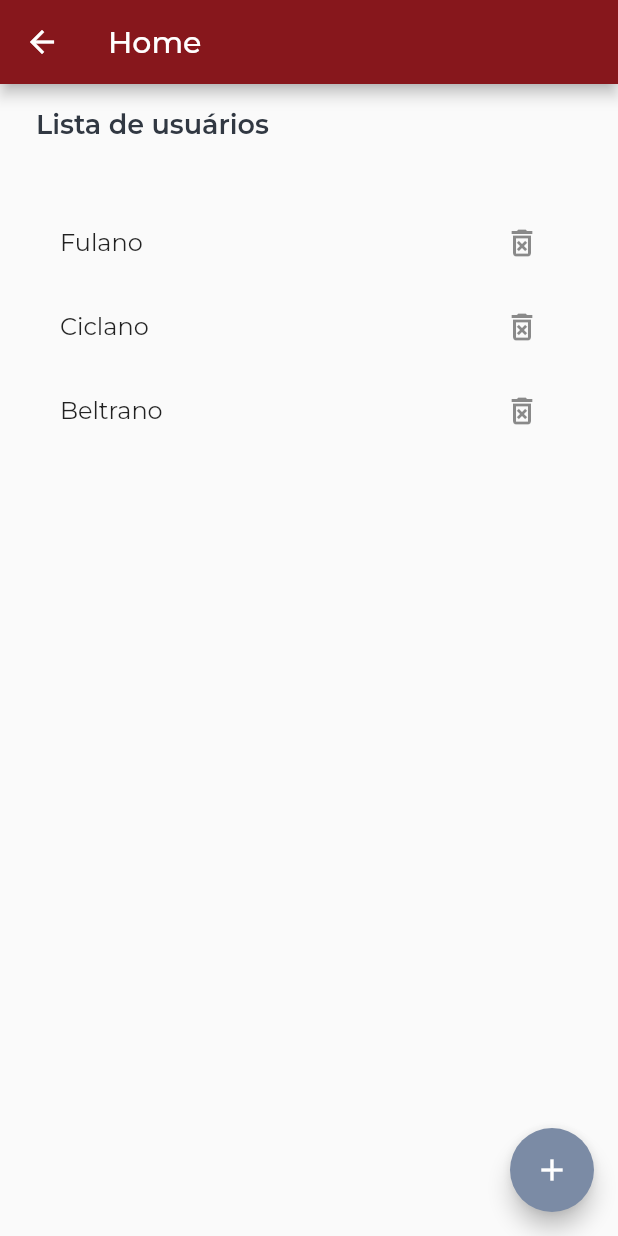
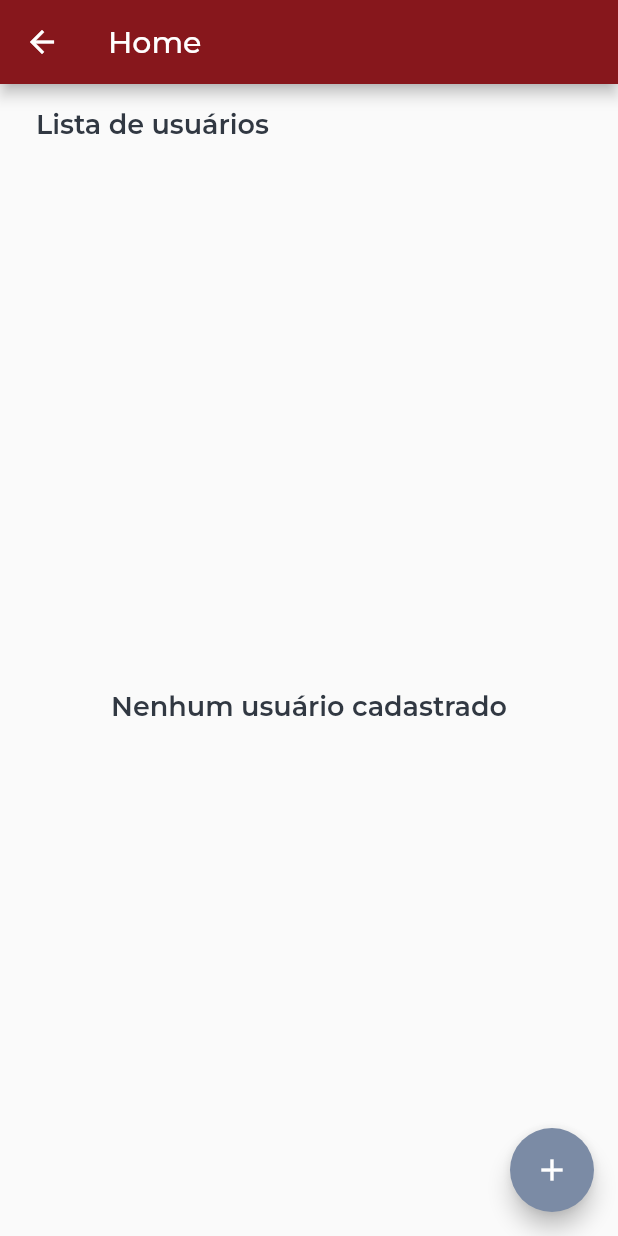
Before and after one commit to ViniciusPii/study-app-my-bloc-flutter, a Flutter app: the screen it shows after launch, after a tap on "CRUD sem BD", on a phone screen of 412 x 824 dp. Run offline on Flutter 3.47's test engine with Material 2 defaults, Android fonts, the phone set to English and light mode, and no system bars; our stand-ins replace dio, google_fonts; missing offline and left inert: validatorless.

Commit message:
Ajustes no component de loading

```diff
--- a/lib/src/core/components/three_bounce_component.dart
+++ b/lib/src/core/components/three_bounce_component.dart
@@ -1,6 +1,8 @@
 import 'package:flutter/material.dart';
 
 import 'dart:math' as math show sin, pi;
+
+import 'package:superapp_my_bloc/src/core/theme/app_dimension.dart';
 
 class DelayTween extends Tween<double> {
   DelayTween({double? begin, double? end, required this.delay}) : super(begin: begin, end: end);
@@ -18,7 +20,7 @@ class ThreeBounceComponent extends StatefulWidget {
   const ThreeBounceComponent({
     Key? key,
     this.color,
-    this.size = 50.0,
+    this.size = AppDimension.size_4,
     this.itemBuilder,
     this.duration = const Duration(milliseconds: 1400),
     this.controller,
--- a/lib/src/modules/counter/feature/counter_home_page.dart
+++ b/lib/src/modules/counter/feature/counter_home_page.dart
@@ -67,7 +67,6 @@ class _CounterHomePageState extends State<CounterHomePage> {
       builder: (context, state) {
         return LoaderComponent(
           color: color,
-          size: AppDimension.size_6,
           loading: state is CounterLoading,
           child: Row(
             mainAxisAlignment: MainAxisAlignment.center,
--- a/lib/src/modules/crud/feature/home/list_user_page.dart
+++ b/lib/src/modules/crud/feature/home/list_user_page.dart
@@ -77,7 +77,6 @@ class _ListUserPageState extends State<ListUserPage> {
           return Expanded(
             child: ThreeBounceComponent(
               color: color,
-              size: AppDimension.size_4,
             ),
           );
         }
--- a/lib/src/modules/crud/repositories/user/user_repository_impl.dart
+++ b/lib/src/modules/crud/repositories/user/user_repository_impl.dart
@@ -3,11 +3,7 @@ import 'package:superapp_my_bloc/src/modules/crud/models/user_model.dart';
 import 'user_repository.dart';
 
 class UserRepositoryImpl implements UserRepository {
-  final List<UserModel> _users = [
-    UserModel(name: 'Fulano'),
-    UserModel(name: 'Ciclano'),
-    UserModel(name: 'Beltrano'),
-  ];
+  final List<UserModel> _users = [];
 
   @override
   List<UserModel> addUsers(UserModel user) {
```
Also changed, not shown: lib/src/core/components/loader_component.dart (+6 -3 lines).
